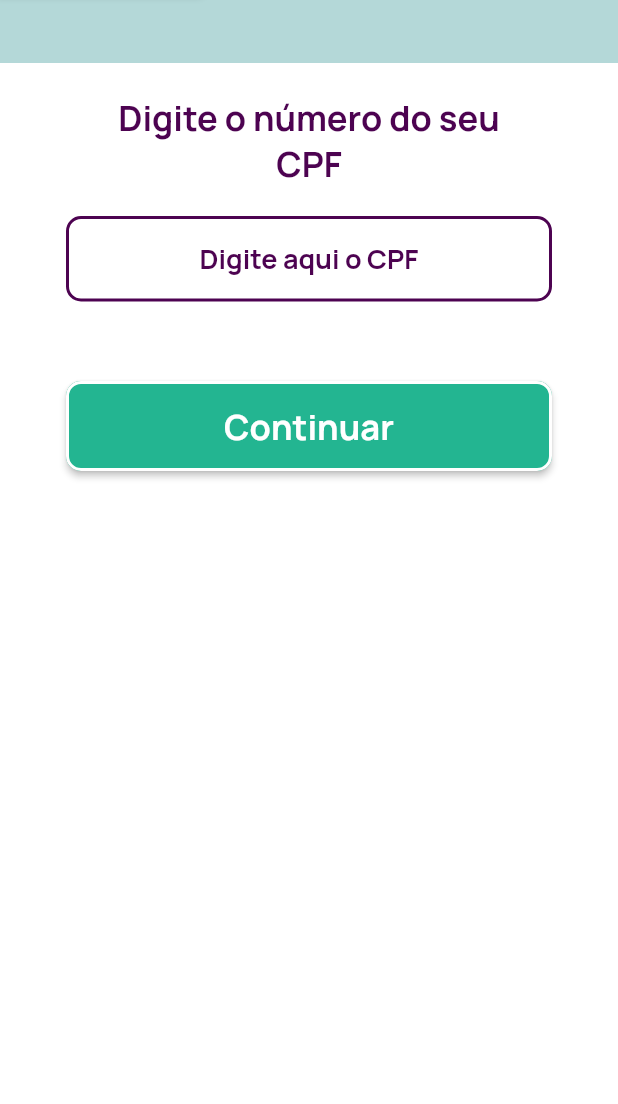
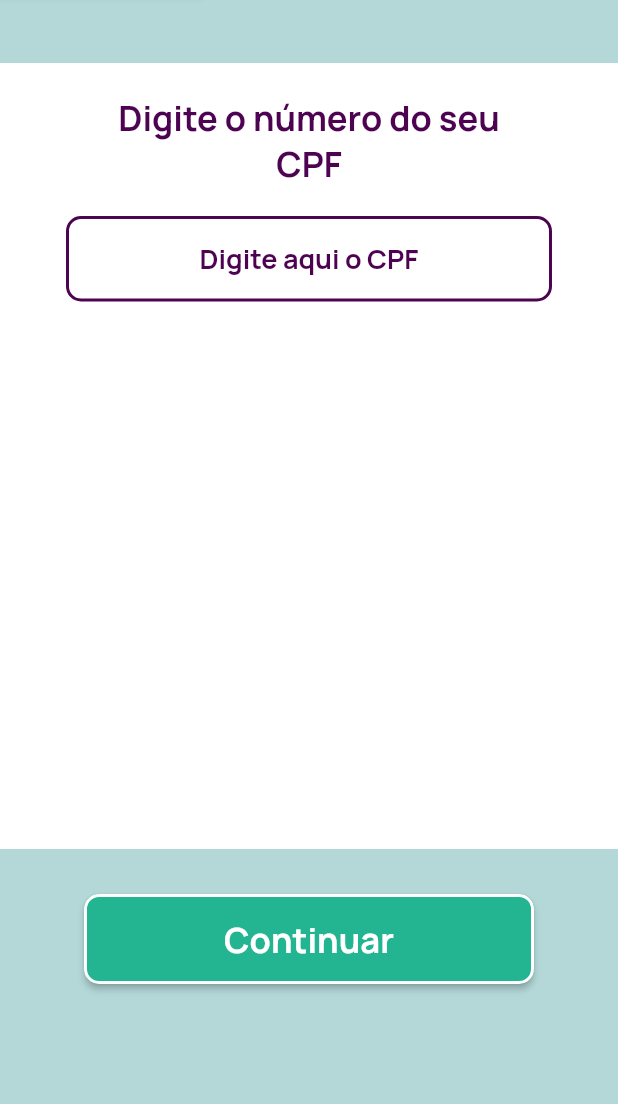
Before and after one commit to alextnetto/vivassimo-app, a Flutter app: the CpfPage screen opened by its route, on a phone screen of 412 x 824 dp, the part 132-1236 px from its top. Run offline on Flutter 3.47's test engine with Material 2 defaults, Android fonts, the phone set to English and light mode, and no system bars; our stand-ins replace email_validator, geocoding, google_fonts, location, mask_text_input_formatter, pin_code_fields; missing offline and left inert: cpf_cnpj_validator.

Commit message:
refactor(register): CPF page

```diff
--- a/lib/pages/register/cpf_page.dart
+++ b/lib/pages/register/cpf_page.dart
@@ -3,14 +3,30 @@ import 'package:flutter/material.dart';
 import 'package:flutter/services.dart';
 import 'package:mask_text_input_formatter/mask_text_input_formatter.dart';
 import 'package:my_app/components/button_back.dart';
-import 'package:my_app/components/button_1.dart';
+import 'package:my_app/components/button_confirm.dart';
 import 'package:my_app/components/input_decoration.dart';
 import 'package:my_app/components/text_style.dart';
 import 'package:my_app/config/style.dart';
 import 'package:my_app/models/register/user.dart';
 
-class CpfPage extends StatelessWidget {
+class CpfPage extends StatefulWidget {
   const CpfPage({Key? key}) : super(key: key);
+
+  @override
+  CpfPageState createState() {
+    return CpfPageState();
+  }
+}
+
+class CpfPageState extends State<CpfPage> {
+  final _formKey = GlobalKey<FormState>();
+
+  var maskFormatter = MaskTextInputFormatter(
+    mask: '###.###.###-##',
+    filter: {
+      "#": RegExp(r'[0-9]'),
+    },
+  );
 
   @override
   Widget build(BuildContext context) {
@@ -18,7 +34,9 @@ class CpfPage extends StatelessWidget {
       body: Container(
         color: VivassimoTheme.white,
         height: MediaQuery.of(context).size.height,
-        child: Column(
+        child: Stack(
+          children: [
+            Column(
               children: [
                 Hero(
                   tag: 'registerAppBar',
@@ -65,36 +83,7 @@ class CpfPage extends StatelessWidget {
                     textAlign: TextAlign.center,
                   ),
                 ),
-            CpfForm(),
-          ],
-        ),
-      ),
-    );
-  }
-}
-
-class CpfForm extends StatefulWidget {
-  const CpfForm({Key? key}) : super(key: key);
-
-  @override
-  CpfFormState createState() {
-    return CpfFormState();
-  }
-}
-
-class CpfFormState extends State<CpfForm> {
-  final _formKey = GlobalKey<FormState>();
-
-  var maskFormatter = MaskTextInputFormatter(
-    mask: '###.###.###-##',
-    filter: {
-      "#": RegExp(r'[0-9]'),
-    },
-  );
-
-  @override
-  Widget build(BuildContext context) {
-    return Form(
+                Form(
                   key: _formKey,
                   child: Column(
                     children: [
@@ -105,7 +94,8 @@ class CpfFormState extends State<CpfForm> {
                           keyboardType: TextInputType.number,
                           inputFormatters: [maskFormatter],
                           onSaved: (value) {
-                RegisterUser.instance.cpf = maskFormatter.getUnmaskedText();
+                            RegisterUser.instance.cpf =
+                                maskFormatter.getUnmaskedText();
                           },
                           validator: (value) {
                             if (!CPFValidator.isValid(value)) {
@@ -113,7 +103,8 @@ class CpfFormState extends State<CpfForm> {
                             }
                             return null;
                           },
-              decoration: customInputDecoration1('Digite aqui o CPF'),
+                          decoration:
+                              customInputDecoration1('Digite aqui o CPF'),
                           textAlign: TextAlign.center,
                           style: customTextStyle(
                             FontWeight.w700,
@@ -122,12 +113,16 @@ class CpfFormState extends State<CpfForm> {
                           ),
                         ),
                       ),
-          Padding(
-            padding: EdgeInsets.all(20.0),
-            child: SizedBox(
-              width: 324,
-              height: 60,
-              child: CustomButton1(
+                    ],
+                  ),
+                ),
+              ],
+            ),
+            Hero(
+              tag: 'registerButtonConfirm',
+              child: Align(
+                alignment: Alignment.bottomCenter,
+                child: ButtonConfirm(
                   label: 'Continuar',
                   primary: VivassimoTheme.green,
                   onPrimary: VivassimoTheme.white,
@@ -143,6 +138,7 @@ class CpfFormState extends State<CpfForm> {
             ),
           ],
         ),
+      ),
     );
   }
 }
```
Lines whose indentation alone changed are shown as unchanged.
